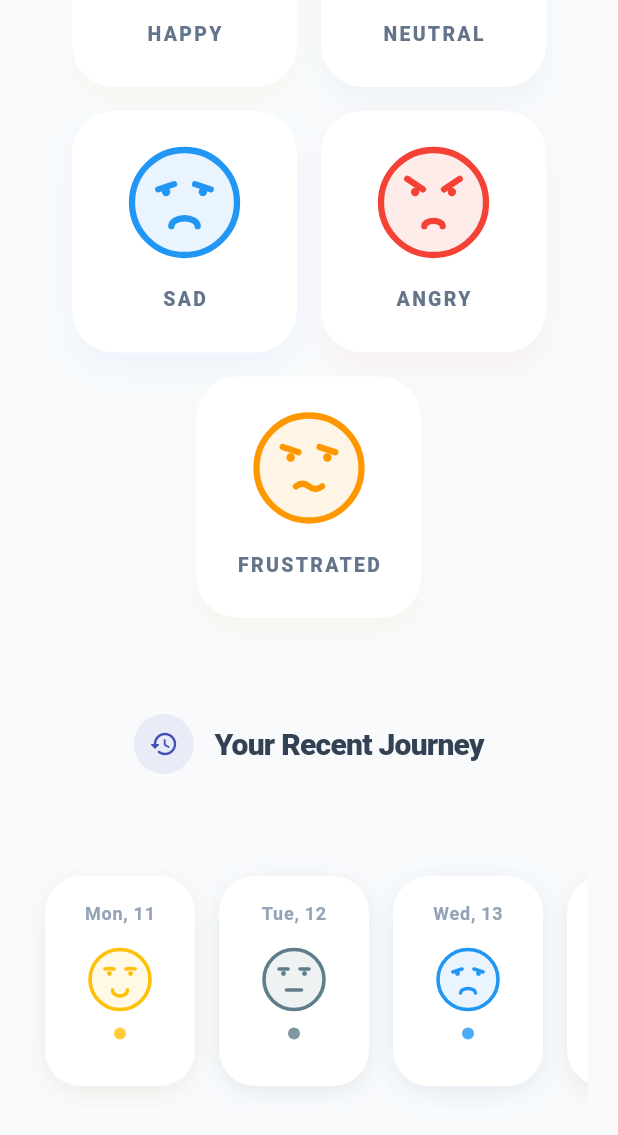
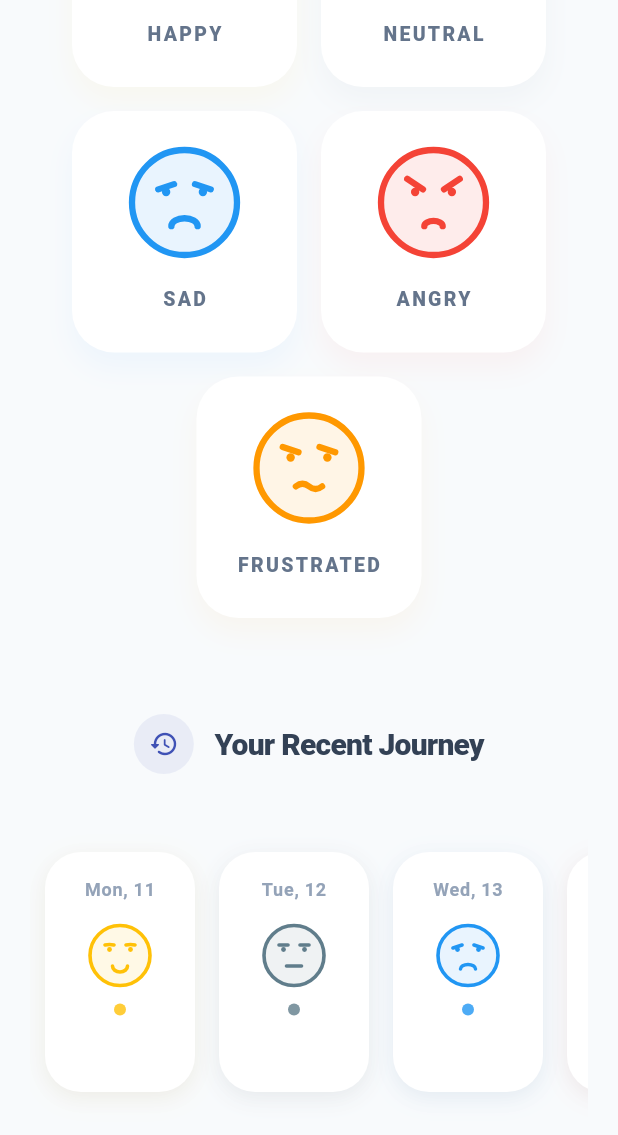
Before and after one commit to theayazsoomro/mood_tracker, a Flutter app: the screen it shows after launch, scrolled down 283 dp, on a phone screen of 412 x 824 dp. Shown: the top 1135 px of the screen. Run offline on Flutter 3.47's test engine with Material 3 defaults, Android fonts, the phone set to English and light mode, and no system bars.

Commit message:
Handle edge cases and refactor reusable components

```diff
--- a/lib/painters/mood_painter.dart
+++ b/lib/painters/mood_painter.dart
@@ -13,12 +13,14 @@ class MoodPainter extends CustomPainter {
     final center = Offset(size.width / 2, size.height / 2);
     final radius = min(size.width / 2, size.height / 2);
 
+    // Main stroke paint for face outlines and features
     final paint = Paint()
       ..color = color
       ..style = PaintingStyle.stroke
       ..strokeWidth = size.width * 0.06
       ..strokeCap = StrokeCap.round;
 
+    // Subtle fill for the face background
     final fillPaint = Paint()
       ..color = color.withValues(alpha: 0.1)
       ..style = PaintingStyle.fill;
--- a/lib/screens/home_screen.dart
+++ b/lib/screens/home_screen.dart
@@ -24,6 +24,7 @@ class HomeScreen extends StatelessWidget {
                 child: CustomScrollView(
                   physics: const BouncingScrollPhysics(),
                   slivers: [
+                    // Header Section
                     SliverToBoxAdapter(
                       child: Padding(
                         padding: EdgeInsets.fromLTRB(
@@ -32,24 +33,30 @@ class HomeScreen extends StatelessWidget {
                           horizontalPadding,
                           isSmall ? 40 : 64,
                         ),
-                        child: _buildHeader(context, isSmall),
+                        child: _HeaderSection(isSmall: isSmall),
                       ),
                     ),
+
+                    // Mood Selection Grid
                     SliverToBoxAdapter(
                       child: Padding(
                         padding: EdgeInsets.symmetric(horizontal: horizontalPadding),
                         child: _MoodSelectionSection(isSmall: isSmall),
                       ),
                     ),
+
                     SliverToBoxAdapter(
                       child: SizedBox(height: isSmall ? 64 : 100),
                     ),
+
+                    // Recent Journey Timeline
                     SliverToBoxAdapter(
                       child: Padding(
                         padding: EdgeInsets.symmetric(horizontal: horizontalPadding),
                         child: _TimelineSection(isSmall: isSmall),
                       ),
                     ),
+
                     const SliverPadding(padding: EdgeInsets.only(bottom: 80)),
                   ],
                 ),
@@ -60,8 +67,14 @@ class HomeScreen extends StatelessWidget {
       ),
     );
   }
+}
 
-  Widget _buildHeader(BuildContext context, bool isSmall) {
+class _HeaderSection extends StatelessWidget {
+  final bool isSmall;
+  const _HeaderSection({required this.isSmall});
+
+  @override
+  Widget build(BuildContext context) {
     return Column(
       children: [
         Text(
@@ -98,6 +111,7 @@ class _MoodSelectionSection extends StatelessWidget {
 
   @override
   Widget build(BuildContext context) {
+    // We don't need to listen here because we only perform an action
     final provider = Provider.of<MoodProvider>(context, listen: false);
 
     return Wrap(
@@ -107,9 +121,7 @@ class _MoodSelectionSection extends StatelessWidget {
       children: MoodType.values.map((type) {
         return MoodCard(
           type: type,
-          onTap: () {
-            provider.addMood(type);
-          },
+          onTap: () => provider.addMood(type),
         );
       }).toList(),
     );
@@ -124,11 +136,51 @@ class _TimelineSection extends StatelessWidget {
   Widget build(BuildContext context) {
     final entries = context.watch<MoodProvider>().entries;
 
-    if (entries.isEmpty) return const SizedBox.shrink();
-
     return Column(
       children: [
-        Row(
+        _SectionHeader(
+          title: 'Your Recent Journey',
+          icon: Icons.history_rounded,
+          isSmall: isSmall,
+        ),
+        const SizedBox(height: 32),
+        if (entries.isEmpty)
+          const _EmptyTimelineState()
+        else
+          SizedBox(
+            height: 200, // Increased height to prevent overflow and accommodate scale animations
+            child: ListView.separated(
+              shrinkWrap: true,
+              scrollDirection: Axis.horizontal,
+              physics: const BouncingScrollPhysics(),
+              padding: const EdgeInsets.symmetric(horizontal: 10, vertical: 20),
+              itemCount: entries.length,
+              separatorBuilder: (_, __) => const SizedBox(width: 16),
+              itemBuilder: (context, index) {
+                // Showing latest entries first if needed, but provider keeps them in order
+                return TimelineCard(entry: entries[index]);
+              },
+            ),
+          ),
+      ],
+    );
+  }
+}
+
+class _SectionHeader extends StatelessWidget {
+  final String title;
+  final IconData icon;
+  final bool isSmall;
+
+  const _SectionHeader({
+    required this.title,
+    required this.icon,
+    required this.isSmall,
+  });
+
+  @override
+  Widget build(BuildContext context) {
+    return Row(
       mainAxisAlignment: MainAxisAlignment.center,
       children: [
         Container(
@@ -137,11 +189,11 @@ class _TimelineSection extends StatelessWidget {
             color: Colors.indigo.withValues(alpha: 0.08),
             shape: BoxShape.circle,
           ),
-              child: const Icon(Icons.history_rounded, color: Colors.indigo, size: 20),
+          child: Icon(icon, color: Colors.indigo, size: 20),
         ),
         const SizedBox(width: 14),
         Text(
-              'Your Recent Journey',
+          title,
           style: Theme.of(context).textTheme.titleLarge?.copyWith(
                 fontWeight: FontWeight.w800,
                 color: const Color(0xFF334155),
@@ -150,25 +202,45 @@ class _TimelineSection extends StatelessWidget {
               ),
         ),
       ],
+    );
+  }
+}
+
+class _EmptyTimelineState extends StatelessWidget {
+  const _EmptyTimelineState();
+
+  @override
+  Widget build(BuildContext context) {
+    return Container(
+      padding: const EdgeInsets.symmetric(vertical: 40, horizontal: 20),
+      decoration: BoxDecoration(
+        color: Colors.white,
+        borderRadius: BorderRadius.circular(24),
+        border: Border.all(color: const Color(0xFFE2E8F0)),
       ),
-        const SizedBox(height: 48),
-        SizedBox(
-          height: 180,
-          child: Center(
-            child: ListView.separated(
-              shrinkWrap: true,
-              scrollDirection: Axis.horizontal,
-              physics: const BouncingScrollPhysics(),
-              padding: const EdgeInsets.symmetric(horizontal: 10, vertical: 20),
-              itemCount: entries.length,
-              separatorBuilder: (_, __) => const SizedBox(width: 16),
-              itemBuilder: (context, index) {
-                return TimelineCard(entry: entries[index]);
-              },
+      child: Column(
+        children: [
+          Icon(Icons.auto_awesome_rounded, size: 48, color: Colors.indigo.withValues(alpha: 0.3)),
+          const SizedBox(height: 16),
+          Text(
+            'No moods logged yet',
+            style: TextStyle(
+              fontWeight: FontWeight.w600,
+              color: Colors.grey.shade600,
+              fontSize: 16,
             ),
+          ),
+          const SizedBox(height: 8),
+          Text(
+            'Start by selecting how you feel above!',
+            textAlign: TextAlign.center,
+            style: TextStyle(
+              color: Colors.grey.shade400,
+              fontSize: 14,
             ),
           ),
         ],
+      ),
     );
   }
 }
--- a/lib/widgets/mood_card.dart
+++ b/lib/widgets/mood_card.dart
@@ -40,21 +40,14 @@ class _MoodCardState extends State<MoodCard> with SingleTickerProviderStateMixin
     super.dispose();
   }
 
-  Color _getMoodColor(MoodType type) {
-    switch (type) {
-      case MoodType.happy: return Colors.amber;
-      case MoodType.neutral: return Colors.blueGrey;
-      case MoodType.sad: return Colors.blue;
-      case MoodType.angry: return Colors.red;
-      case MoodType.frustrated: return Colors.orange;
-    }
-  }
-
   @override
   Widget build(BuildContext context) {
-    final color = _getMoodColor(widget.type);
+    final color = widget.type.color;
 
-    return MouseRegion(
+    return Semantics(
+      label: 'Select ${widget.type.label} mood',
+      button: true,
+      child: MouseRegion(
         onEnter: (_) => setState(() => _isHovered = true),
         onExit: (_) => setState(() => _isHovered = false),
         cursor: SystemMouseCursors.click,
@@ -94,7 +87,7 @@ class _MoodCardState extends State<MoodCard> with SingleTickerProviderStateMixin
                   MoodFace(mood: widget.type, size: 70, color: color),
                   const SizedBox(height: 20),
                   Text(
-                  widget.type.name.toUpperCase(),
+                    widget.type.label.toUpperCase(),
                     style: TextStyle(
                       fontWeight: FontWeight.w800,
                       fontSize: 13,
@@ -107,6 +100,7 @@ class _MoodCardState extends State<MoodCard> with SingleTickerProviderStateMixin
             ),
           ),
         ),
+      ),
     );
   }
 }
--- a/lib/widgets/mood_face.dart
+++ b/lib/widgets/mood_face.dart
@@ -2,6 +2,7 @@ import 'package:flutter/material.dart';
 import '../models/mood_entry.dart';
 import '../painters/mood_painter.dart';
 
+/// A widget that renders a custom painted face based on the [MoodType].
 class MoodFace extends StatelessWidget {
   final MoodType mood;
   final double size;
@@ -16,7 +17,8 @@ class MoodFace extends StatelessWidget {
 
   @override
   Widget build(BuildContext context) {
-    final effectiveColor = color ?? _getColorForMood(mood, Theme.of(context).colorScheme);
+    // Use provided color or fallback to the mood's default color
+    final effectiveColor = color ?? mood.color;
 
     return CustomPaint(
       size: Size(size, size),
@@ -26,19 +28,4 @@ class MoodFace extends StatelessWidget {
       ),
     );
   }
-
-  Color _getColorForMood(MoodType mood, ColorScheme colorScheme) {
-    switch (mood) {
-      case MoodType.happy:
-        return Colors.amber;
-      case MoodType.neutral:
-        return Colors.blueGrey;
-      case MoodType.sad:
-        return Colors.blue;
-      case MoodType.angry:
-        return Colors.red;
-      case MoodType.frustrated:
-        return Colors.orange;
-    }
-  }
 }
--- a/lib/widgets/timeline_card.dart
+++ b/lib/widgets/timeline_card.dart
@@ -75,21 +75,14 @@ class _TimelineCardState extends State<TimelineCard> with SingleTickerProviderSt
     }
   }
 
-  Color _getMoodColor(MoodType type) {
-    switch (type) {
-      case MoodType.happy: return Colors.amber;
-      case MoodType.neutral: return Colors.blueGrey;
-      case MoodType.sad: return Colors.blue;
-      case MoodType.angry: return Colors.red;
-      case MoodType.frustrated: return Colors.orange;
-    }
-  }
-
   @override
   Widget build(BuildContext context) {
-    final color = _getMoodColor(widget.entry.type);
+    final color = widget.entry.type.color;
+    final dateStr = DateFormat('E, d').format(widget.entry.date);
 
-    return MouseRegion(
+    return Semantics(
+      label: 'Mood entry from $dateStr: ${widget.entry.type.label}',
+      child: MouseRegion(
         cursor: SystemMouseCursors.click,
         child: GestureDetector(
           onTap: _onTap,
@@ -124,7 +117,7 @@ class _TimelineCardState extends State<TimelineCard> with SingleTickerProviderSt
                       mainAxisSize: MainAxisSize.min,
                       children: [
                         Text(
-                        DateFormat('E, d').format(widget.entry.date),
+                          dateStr,
                           style: const TextStyle(
                             fontSize: 12,
                             fontWeight: FontWeight.w700,
@@ -151,6 +144,7 @@ class _TimelineCardState extends State<TimelineCard> with SingleTickerProviderSt
             },
           ),
         ),
+      ),
     );
   }
 }
```
Also changed, not shown: lib/models/mood_entry.dart (+34 -0 lines), lib/providers/mood_provider.dart (+15 -1 lines). Lines whose indentation alone changed are shown as unchanged.
